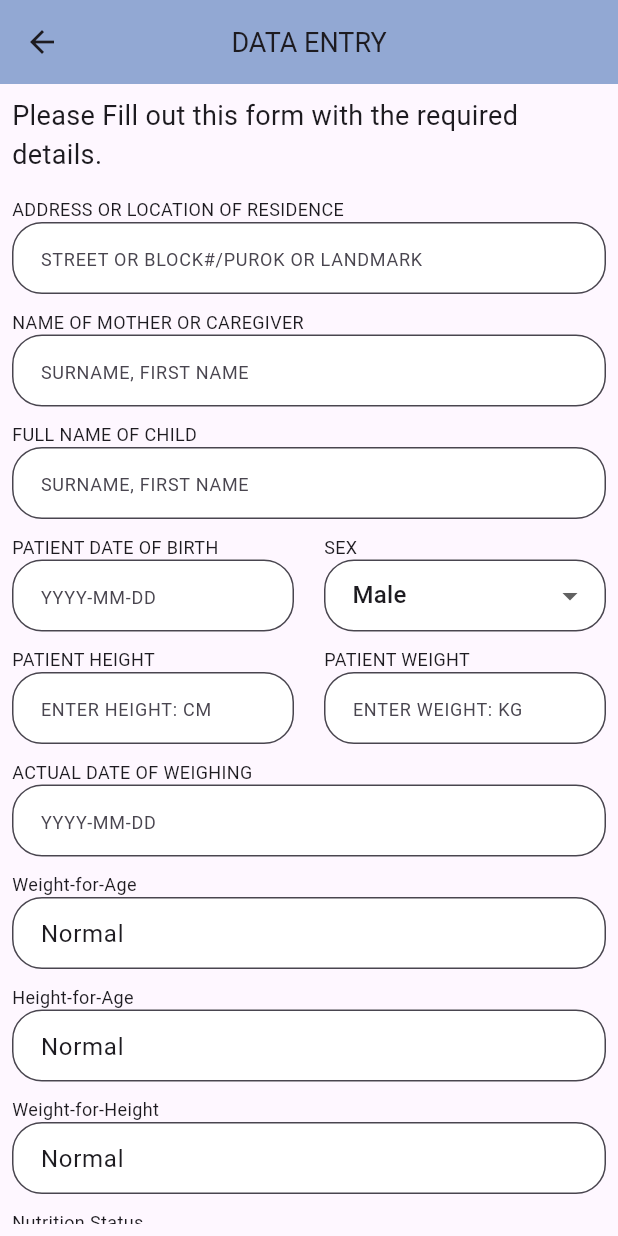
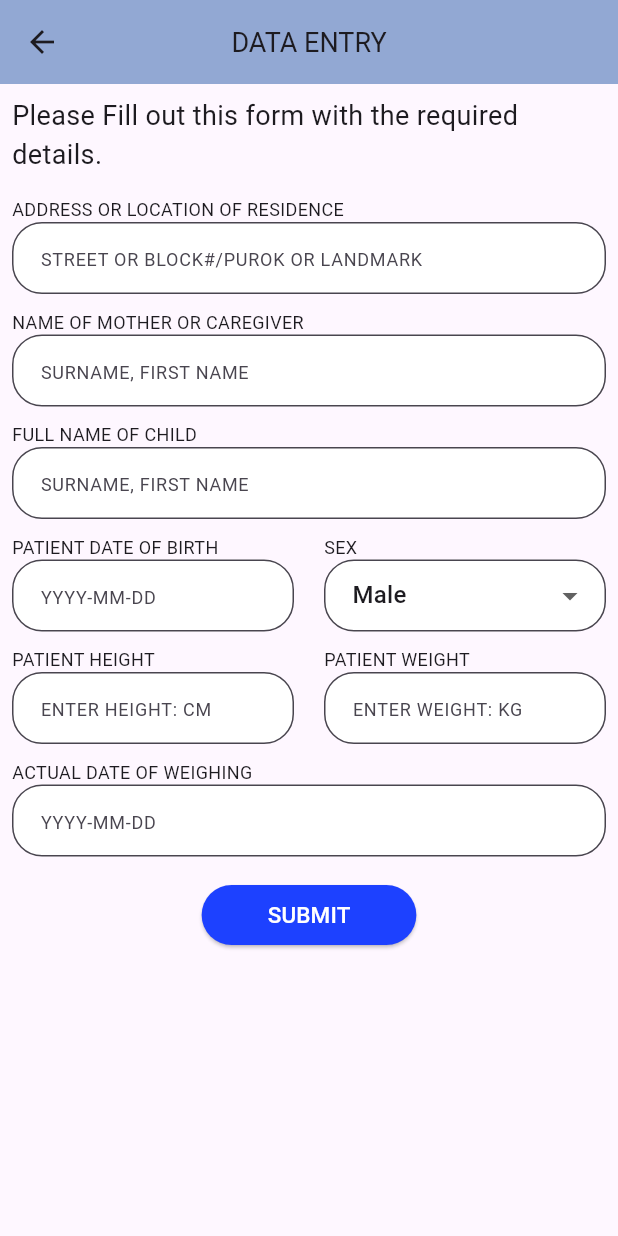
Before and after one commit to xxiimcha/nutrivision-mobile, a Flutter app: the FormScreen screen opened directly, on a phone screen of 412 x 824 dp. Run offline on Flutter 3.47's test engine with Material 3 defaults, Android fonts, the phone set to English and light mode, and no system bars; our stand-ins replace google_fonts, image_picker, shared_preferences, table_calendar; accounts and stored records are empty; project files that could hold a hidden picture were left out.

```diff
--- a/lib/pages/form/form.screen.dart
+++ b/lib/pages/form/form.screen.dart
@@ -159,6 +159,11 @@ class _FormScreenState extends State<FormScreen> {
         ageInMonths: ageInMonths,
         userId: userId, // Pass the userId to the client object
       );
+
+      // Debugging output
+      print('Client guardian (motherName): ${newClient.guardian}');
+      print('Client name (patientName): ${newClient.name}');
+      print('Client data: ${newClient.toJson()}');
 
       await userService.createEntry(newClient);
 
@@ -512,14 +517,6 @@ class _FormScreenState extends State<FormScreen> {
                         ),
                       ),
                     ),
-                    const SizedBox(height: 10),
-                    _buildReadOnlyField('Weight-for-Age', weightForAge),
-                    const SizedBox(height: 10),
-                    _buildReadOnlyField('Height-for-Age', heightForAge),
-                    const SizedBox(height: 10),
-                    _buildReadOnlyField('Weight-for-Height', weightForHeight),
-                    const SizedBox(height: 10),
-                    _buildReadOnlyField('Nutrition Status', nutritionStatus),
                     const SizedBox(height: 15),
                     Row(
                       mainAxisAlignment: MainAxisAlignment.center,
@@ -555,30 +552,4 @@ class _FormScreenState extends State<FormScreen> {
       ),
     );
   }
-
-  Widget _buildReadOnlyField(String label, String value) {
-    return Column(
-      crossAxisAlignment: CrossAxisAlignment.start,
-      children: [
-        Text(label, style: paragraphS),
-        TextFormField(
-          readOnly: true,
-          initialValue: value,
-          decoration: const InputDecoration(
-            fillColor: Colors.white,
-            filled: true,
-            contentPadding: EdgeInsets.symmetric(
-              vertical: 5,
-              horizontal: 15,
-            ),
-            border: OutlineInputBorder(
-              borderRadius: BorderRadius.all(
-                Radius.circular(20),
-              ),
-            ),
-          ),
-        ),
-      ],
-    );
-  }
 }
```
Also changed, not shown: 2 other files.
